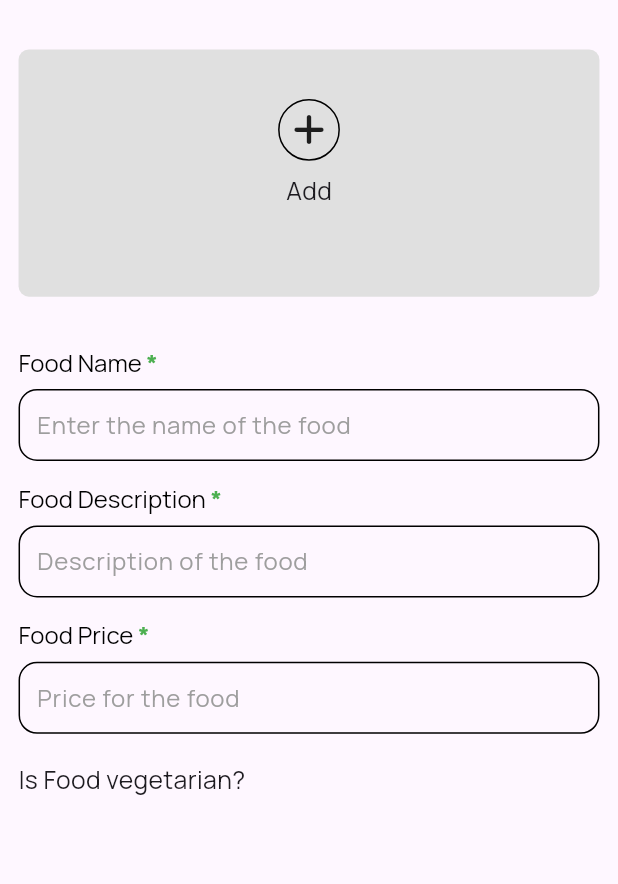
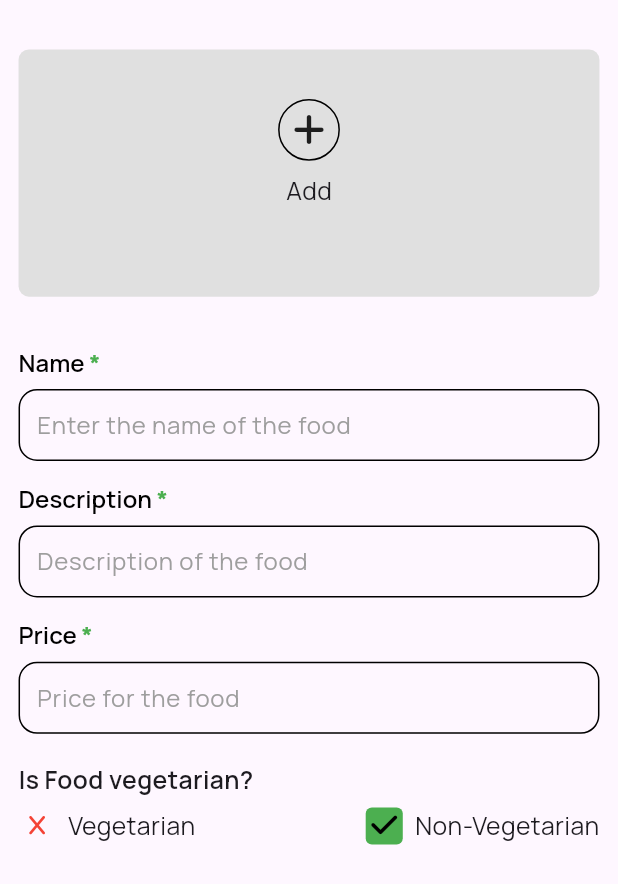
Before and after one commit to Meealley/app_restaurant, a Flutter app: the AddFoodItemScreen widget shown alone on an empty page, opened directly, on a phone screen of 412 x 824 dp. Shown: the top 884 px of the screen. Run offline on Flutter 3.47's test engine with Material 3 defaults, Android fonts, the light colour scheme and no system bars; our stand-ins replace country_picker, firebase_auth, firebase_core, font_awesome_flutter, page_transition, persistent_bottom_nav_bar and 2 more; accounts and stored records are empty.

Commit message:
added the food is vegetarian

```diff
--- a/lib/view/addfooditem/addfooditem_screen.dart
+++ b/lib/view/addfooditem/addfooditem_screen.dart
@@ -13,6 +13,7 @@ class _AddFoodItemScreenState extends State<AddFoodItemScreen> {
   final TextEditingController _foodDescriptionController =
       TextEditingController();
   final TextEditingController _foodPriceController = TextEditingController();
+  bool _foodIsVegetarian = false;
 
   @override
   Widget build(BuildContext context) {
@@ -20,8 +21,18 @@ class _AddFoodItemScreenState extends State<AddFoodItemScreen> {
       child: AddFoodItemWidget(
         foodNameController: _foodNameController,
         foodDescriptionController: _foodDescriptionController,
-        foodIsVegetarian: true,
+        foodIsVegetarian: _foodIsVegetarian,
         foodPriceController: _foodPriceController,
+        onTappedIsVegetarian: () {
+          setState(() {
+            _foodIsVegetarian = true;
+          });
+        },
+        onTappedNonVegetarian: () {
+          setState(() {
+            _foodIsVegetarian = false;
+          });
+        },
       ),
     );
   }
--- a/lib/view/addfooditem/widgets/addfooditem_widgets.dart
+++ b/lib/view/addfooditem/widgets/addfooditem_widgets.dart
@@ -1,4 +1,5 @@
 import 'package:flutter/material.dart';
+import 'package:flutter/widgets.dart';
 import 'package:font_awesome_flutter/font_awesome_flutter.dart';
 import 'package:kfc_restaurant/view/addfooditem/widgets/fooddetails_textfield.dart';
 import 'package:sizer/sizer.dart';
@@ -8,14 +9,17 @@ class AddFoodItemWidget extends StatelessWidget {
   final TextEditingController foodDescriptionController;
   final TextEditingController foodPriceController;
   final bool foodIsVegetarian;
+  final VoidCallback onTappedIsVegetarian;
+  final VoidCallback onTappedNonVegetarian;
 
-  const AddFoodItemWidget({
-    super.key,
-    required this.foodNameController,
-    required this.foodDescriptionController,
-    required this.foodPriceController,
-    required this.foodIsVegetarian,
-  });
+  const AddFoodItemWidget(
+      {super.key,
+      required this.foodNameController,
+      required this.foodDescriptionController,
+      required this.foodPriceController,
+      required this.foodIsVegetarian,
+      required this.onTappedIsVegetarian,
+      required this.onTappedNonVegetarian});
 
   @override
   Widget build(BuildContext context) {
@@ -69,7 +73,7 @@ class AddFoodItemWidget extends StatelessWidget {
             height: 4.h,
           ),
           FoodDetailsTextField(
-            title: "Food Name",
+            title: "Name",
             controller: foodNameController,
             hintText: "Enter the name of the food",
             keyboardType: TextInputType.text,
@@ -78,7 +82,7 @@ class AddFoodItemWidget extends StatelessWidget {
             height: 1.5.h,
           ),
           FoodDetailsTextField(
-            title: "Food Description",
+            title: "Description",
             controller: foodDescriptionController,
             hintText: "Description of the food",
             keyboardType: TextInputType.text,
@@ -87,7 +91,7 @@ class AddFoodItemWidget extends StatelessWidget {
             height: 1.5.h,
           ),
           FoodDetailsTextField(
-            title: "Food Price",
+            title: "Price",
             controller: foodPriceController,
             hintText: "Price for the food",
             keyboardType: TextInputType.text,
@@ -99,8 +103,101 @@ class AddFoodItemWidget extends StatelessWidget {
             "Is Food vegetarian?",
             style: TextStyle(
               fontSize: 12.sp,
+              fontWeight: FontWeight.w600,
             ),
-          )
+          ),
+          SizedBox(
+            height: .8.h,
+          ),
+          Row(
+            mainAxisAlignment: MainAxisAlignment.spaceBetween,
+            children: [
+              GestureDetector(
+                onTap: onTappedIsVegetarian,
+                child: Row(
+                  children: [
+                    Row(
+                      children: [
+                        Container(
+                          height: 3.h,
+                          width: 3.h,
+                          alignment: Alignment.center,
+                          decoration: BoxDecoration(
+                            borderRadius: BorderRadius.circular(3.sp),
+                            color: foodIsVegetarian
+                                ? Colors.green
+                                : Colors.transparent,
+                          ),
+                          child: foodIsVegetarian
+                              ? FaIcon(
+                                  FontAwesomeIcons.check,
+                                  size: 2.4.h,
+                                  color: foodIsVegetarian
+                                      ? Colors.black
+                                      : Colors.grey,
+                                )
+                              : FaIcon(
+                                  FontAwesomeIcons.x,
+                                  size: 1.7.h,
+                                  color: Colors.red,
+                                ),
+                        ),
+                        SizedBox(
+                          width: 2.w,
+                        ),
+                        Text(
+                          "Vegetarian",
+                          style: TextStyle(fontSize: 12.sp),
+                        ),
+                      ],
+                    ),
+                  ],
+                ),
+              ),
+              GestureDetector(
+                onTap: onTappedNonVegetarian,
+                child: Row(
+                  children: [
+                    Row(
+                      children: [
+                        Container(
+                          height: 3.h,
+                          width: 3.h,
+                          alignment: Alignment.center,
+                          decoration: BoxDecoration(
+                            borderRadius: BorderRadius.circular(3.sp),
+                            color: !foodIsVegetarian
+                                ? Colors.green
+                                : Colors.transparent,
+                          ),
+                          child: !foodIsVegetarian
+                              ? FaIcon(
+                                  FontAwesomeIcons.check,
+                                  size: 2.4.h,
+                                  color: !foodIsVegetarian
+                                      ? Colors.black
+                                      : Colors.grey,
+                                )
+                              : FaIcon(
+                                  FontAwesomeIcons.x,
+                                  size: 1.7.h,
+                                  color: Colors.red,
+                                ),
+                        ),
+                        SizedBox(
+                          width: 2.w,
+                        ),
+                        Text(
+                          "Non-Vegetarian",
+                          style: TextStyle(fontSize: 12.sp),
+                        ),
+                      ],
+                    ),
+                  ],
+                ),
+              ),
+            ],
+          ),
         ],
       ),
     );
--- a/lib/view/addfooditem/widgets/fooddetails_textfield.dart
+++ b/lib/view/addfooditem/widgets/fooddetails_textfield.dart
@@ -25,7 +25,7 @@ class FoodDetailsTextField extends StatelessWidget {
             style: const TextStyle(
               color: Colors.black, // Change the color of the regular text
               fontSize: 16,
-              // fontWeight: FontWeight.w600,
+              fontWeight: FontWeight.w600,
 
               fontFamily: "Manrope",
             ),
```
